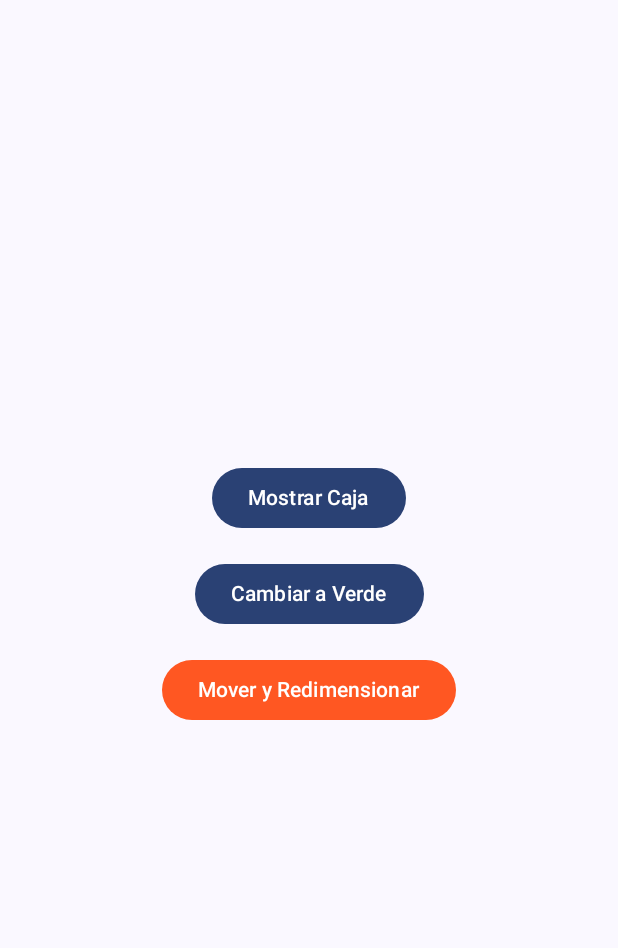
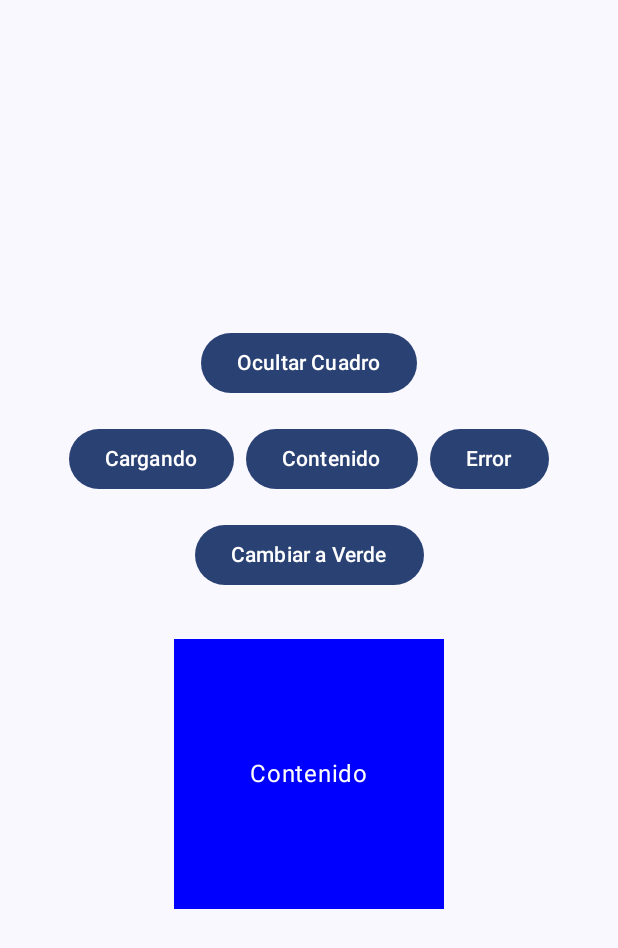
Before and after one commit to albieri765/Lab13Moviles, an Android app built with Jetpack Compose: the screen it shows after launch (MainActivity), on a phone screen of 412 x 824 dp. Shown: the top 948 px of the screen. Run offline under Robolectric (Android 15) with nearby library versions, the phone set to English and light mode, and no system bars.

Commit message:
Cuarto Commit: Animacion de cargar y error

```diff
--- a/app/src/main/java/com/example/animacionvisibledemo/MainActivity.kt
+++ b/app/src/main/java/com/example/animacionvisibledemo/MainActivity.kt
@@ -3,6 +3,7 @@ package com.example.animacionvisibledemo
 import android.os.Bundle
 import androidx.activity.ComponentActivity
 import androidx.activity.compose.setContent
+import androidx.compose.animation.AnimatedContent
 import androidx.compose.animation.AnimatedVisibility
 import androidx.compose.animation.ExperimentalAnimationApi
 import androidx.compose.animation.animateColorAsState
@@ -18,6 +19,7 @@ import androidx.compose.animation.scaleOut
 import androidx.compose.animation.shrinkOut
 import androidx.compose.animation.slideInVertically
 import androidx.compose.animation.slideOutVertically
+import androidx.compose.animation.with
 import androidx.compose.foundation.background
 import androidx.compose.foundation.layout.*
 import androidx.compose.material3.*
@@ -40,7 +42,7 @@ class MainActivity : ComponentActivity() {
                     modifier = Modifier.fillMaxSize(),
                     color = MaterialTheme.colorScheme.background
                 ) {
-                    CajaAnimadaConMovimiento()
+                    CajaAnimadaConEstados()
                 }
             }
         }
@@ -48,31 +50,19 @@ class MainActivity : ComponentActivity() {
 }
 @OptIn(ExperimentalAnimationApi::class)
 @Composable
-fun CajaAnimadaConMovimiento() {
-    var visible by remember { mutableStateOf(false) }
+fun CajaAnimadaConEstados() {
+    var visible by remember { mutableStateOf(true) } // Cambiado a true para que aparezca inicialmente
     var isBlue by remember { mutableStateOf(true) }
-    // Nuevos estados para posición y tamaño
-    var isMoved by remember { mutableStateOf(false) }
+    var estado by remember { mutableStateOf<EstadoContenido>(EstadoContenido.CONTENIDO) } // Estado inicial CONTENIDO
 
-    // Animaciones
+    // Animación del color
     val animatedColor by animateColorAsState(
-        targetValue = if (isBlue) Color.Blue else Color.Green,
-        animationSpec = tween(durationMillis = 1000)
-    )
-
-    val animatedSize by animateDpAsState(
-        targetValue = if (isMoved) 120.dp else 180.dp,
-        animationSpec = spring(dampingRatio = Spring.DampingRatioMediumBouncy)
-    )
-
-    val animatedOffsetX by animateDpAsState(
-        targetValue = if (isMoved) 100.dp else 0.dp,
-        animationSpec = spring(stiffness = Spring.StiffnessLow)
-    )
-
-    val animatedOffsetY by animateDpAsState(
-        targetValue = if (isMoved) (-50).dp else 0.dp,
-        animationSpec = spring(stiffness = Spring.StiffnessLow)
+        targetValue = when(estado) {
+            EstadoContenido.CARGANDO -> Color.LightGray
+            EstadoContenido.CONTENIDO -> if(isBlue) Color.Blue else Color.Green
+            EstadoContenido.ERROR -> Color.Red
+        },
+        animationSpec = tween(durationMillis = 500)
     )
 
     Column(
@@ -82,8 +72,24 @@ fun CajaAnimadaConMovimiento() {
         horizontalAlignment = Alignment.CenterHorizontally,
         verticalArrangement = Arrangement.Center
     ) {
+        // Botón para mostrar/ocultar (AÑADIDO)
         Button(onClick = { visible = !visible }) {
-            Text(if (visible) "Ocultar Caja" else "Mostrar Caja")
+            Text(if (visible) "Ocultar Cuadro" else "Mostrar Cuadro")
+        }
+
+        Spacer(modifier = Modifier.height(16.dp))
+
+        // Botones para controlar los estados
+        Row(horizontalArrangement = Arrangement.spacedBy(8.dp)) {
+            Button(onClick = { estado = EstadoContenido.CARGANDO }) {
+                Text("Cargando")
+            }
+            Button(onClick = { estado = EstadoContenido.CONTENIDO }) {
+                Text("Contenido")
+            }
+            Button(onClick = { estado = EstadoContenido.ERROR }) {
+                Text("Error")
+            }
         }
 
         Spacer(modifier = Modifier.height(16.dp))
@@ -92,28 +98,39 @@ fun CajaAnimadaConMovimiento() {
             Text(if (isBlue) "Cambiar a Verde" else "Cambiar a Azul")
         }
 
-        // Nuevo botón para mover y cambiar tamaño
-        Spacer(modifier = Modifier.height(16.dp))
-        Button(
-            onClick = { isMoved = !isMoved },
-            colors = ButtonDefaults.buttonColors(containerColor = Color(0xFFFF5722))
-        ) {
-            Text("Mover y Redimensionar")
-        }
-
         Spacer(modifier = Modifier.height(32.dp))
 
         AnimatedVisibility(
             visible = visible,
-            enter = fadeIn() + slideInVertically() + scaleIn(),
-            exit = fadeOut() + slideOutVertically() + scaleOut()
+            enter = fadeIn() + slideInVertically(),
+            exit = fadeOut() + slideOutVertically()
         ) {
-            Box(
-                modifier = Modifier
-                    .size(animatedSize) // Tamaño animado
-                    .offset(x = animatedOffsetX, y = animatedOffsetY) // Posición animada
-                    .background(animatedColor)
-            )
+            AnimatedContent(
+                targetState = estado,
+                transitionSpec = {
+                    fadeIn(animationSpec = tween(300)) with
+                            fadeOut(animationSpec = tween(300))
+                }
+            ) { targetEstado ->
+                Box(
+                    modifier = Modifier
+                        .size(180.dp)
+                        .background(animatedColor),
+                    contentAlignment = Alignment.Center
+                ) {
+                    when(targetEstado) {
+                        EstadoContenido.CARGANDO -> CircularProgressIndicator(color = Color.White)
+                        EstadoContenido.CONTENIDO -> Text("Contenido", color = Color.White)
+                        EstadoContenido.ERROR -> Text("¡Error!", color = Color.White)
+                    }
+                }
+            }
         }
     }
 }
+
+sealed class EstadoContenido {
+    object CARGANDO : EstadoContenido()
+    object CONTENIDO : EstadoContenido()
+    object ERROR : EstadoContenido()
+}
```
